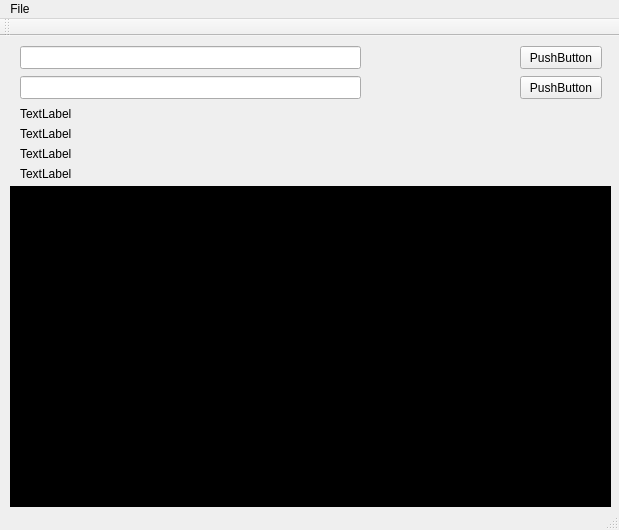
fduraibi/miniSProg, file miniSProg/mainwindow.ui: the form before one commit.
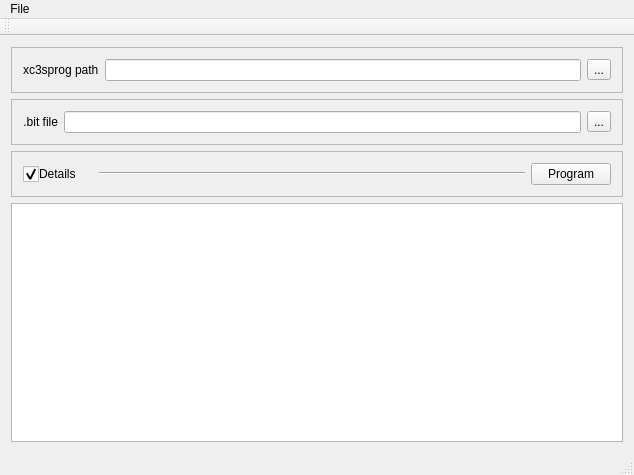
The form after the commit. Icons and pictures are not drawn.

```diff
--- a/miniSProg/mainwindow.ui
+++ b/miniSProg/mainwindow.ui
@@ -6,138 +6,190 @@
    <rect>
     <x>0</x>
     <y>0</y>
-    <width>619</width>
-    <height>530</height>
+    <width>634</width>
+    <height>475</height>
    </rect>
   </property>
+  <property name="sizePolicy">
+   <sizepolicy hsizetype="Maximum" vsizetype="Maximum">
+    <horstretch>0</horstretch>
+    <verstretch>0</verstretch>
+   </sizepolicy>
+  </property>
   <property name="windowTitle">
    <string>miniSProg</string>
   </property>
   <widget class="QWidget" name="centralWidget">
-   <widget class="QPushButton" name="pushButtonSet">
-    <property name="geometry">
-     <rect>
-      <x>520</x>
-      <y>40</y>
-      <width>82</width>
-      <height>23</height>
-     </rect>
-    </property>
-    <property name="text">
-     <string>PushButton</string>
-    </property>
-   </widget>
-   <widget class="QLineEdit" name="lineEdit">
-    <property name="geometry">
-     <rect>
-      <x>20</x>
-      <y>10</y>
-      <width>341</width>
-      <height>23</height>
-     </rect>
-    </property>
-   </widget>
-   <widget class="QLineEdit" name="lineEdit_2">
-    <property name="geometry">
-     <rect>
-      <x>20</x>
-      <y>40</y>
-      <width>341</width>
-      <height>23</height>
-     </rect>
-    </property>
-   </widget>
-   <widget class="QPushButton" name="pushButton_2">
-    <property name="geometry">
-     <rect>
-      <x>520</x>
-      <y>10</y>
-      <width>82</width>
-      <height>23</height>
-     </rect>
-    </property>
-    <property name="text">
-     <string>PushButton</string>
-    </property>
-   </widget>
-   <widget class="QLabel" name="label">
-    <property name="geometry">
-     <rect>
-      <x>20</x>
-      <y>70</y>
-      <width>331</width>
-      <height>16</height>
-     </rect>
-    </property>
-    <property name="text">
-     <string>TextLabel</string>
-    </property>
-   </widget>
-   <widget class="QLabel" name="label_2">
-    <property name="geometry">
-     <rect>
-      <x>20</x>
-      <y>90</y>
-      <width>341</width>
-      <height>16</height>
-     </rect>
-    </property>
-    <property name="text">
-     <string>TextLabel</string>
-    </property>
-   </widget>
-   <widget class="QLabel" name="label_3">
-    <property name="geometry">
-     <rect>
-      <x>20</x>
-      <y>110</y>
-      <width>341</width>
-      <height>16</height>
-     </rect>
-    </property>
-    <property name="text">
-     <string>TextLabel</string>
-    </property>
-   </widget>
-   <widget class="QLabel" name="label_4">
-    <property name="geometry">
-     <rect>
-      <x>20</x>
-      <y>130</y>
-      <width>361</width>
-      <height>16</height>
-     </rect>
-    </property>
-    <property name="text">
-     <string>TextLabel</string>
-    </property>
-   </widget>
-   <widget class="QTextEdit" name="textEdit">
-    <property name="geometry">
-     <rect>
-      <x>10</x>
-      <y>150</y>
-      <width>601</width>
-      <height>321</height>
-     </rect>
-    </property>
-    <property name="autoFillBackground">
-     <bool>false</bool>
-    </property>
-    <property name="styleSheet">
-     <string notr="true">background-color: rgb(0, 0, 0);</string>
-    </property>
-    <property name="readOnly">
-     <bool>true</bool>
-    </property>
-   </widget>
+   <layout class="QVBoxLayout" name="verticalLayout">
+    <item>
+     <widget class="QFrame" name="frame">
+      <property name="sizePolicy">
+       <sizepolicy hsizetype="Expanding" vsizetype="Fixed">
+        <horstretch>0</horstretch>
+        <verstretch>0</verstretch>
+       </sizepolicy>
+      </property>
+      <property name="frameShape">
+       <enum>QFrame::StyledPanel</enum>
+      </property>
+      <property name="frameShadow">
+       <enum>QFrame::Raised</enum>
+      </property>
+      <layout class="QHBoxLayout" name="_2">
+       <item>
+        <widget class="QLabel" name="label">
+         <property name="text">
+          <string>xc3sprog path</string>
+         </property>
+        </widget>
+       </item>
+       <item>
+        <widget class="QLineEdit" name="lineEdit_xc3sprog"/>
+       </item>
+       <item>
+        <widget class="QToolButton" name="toolBtnProg">
+         <property name="text">
+          <string>...</string>
+         </property>
+        </widget>
+       </item>
+      </layout>
+     </widget>
+    </item>
+    <item>
+     <widget class="QFrame" name="frame_1">
+      <property name="sizePolicy">
+       <sizepolicy hsizetype="Expanding" vsizetype="Fixed">
+        <horstretch>0</horstretch>
+        <verstretch>0</verstretch>
+       </sizepolicy>
+      </property>
+      <property name="frameShape">
+       <enum>QFrame::StyledPanel</enum>
+      </property>
+      <property name="frameShadow">
+       <enum>QFrame::Raised</enum>
+      </property>
+      <property name="lineWidth">
+       <number>1</number>
+      </property>
+      <layout class="QHBoxLayout" name="horizontalLayout">
+       <item>
+        <widget class="QLabel" name="label_2">
+         <property name="text">
+          <string>.bit file</string>
+         </property>
+         <property name="textFormat">
+          <enum>Qt::AutoText</enum>
+         </property>
+         <property name="alignment">
+          <set>Qt::AlignRight|Qt::AlignTrailing|Qt::AlignVCenter</set>
+         </property>
+        </widget>
+       </item>
+       <item>
+        <widget class="QLineEdit" name="lineEdit_bitfile"/>
+       </item>
+       <item>
+        <widget class="QToolButton" name="toolBtnBit">
+         <property name="text">
+          <string>...</string>
+         </property>
+        </widget>
+       </item>
+      </layout>
+     </widget>
+    </item>
+    <item>
+     <widget class="QFrame" name="frame_2">
+      <property name="sizePolicy">
+       <sizepolicy hsizetype="Expanding" vsizetype="Fixed">
+        <horstretch>0</horstretch>
+        <verstretch>0</verstretch>
+       </sizepolicy>
+      </property>
+      <property name="frameShape">
+       <enum>QFrame::StyledPanel</enum>
+      </property>
+      <property name="frameShadow">
+       <enum>QFrame::Raised</enum>
+      </property>
+      <layout class="QHBoxLayout" name="horizontalLayout_2">
+       <item>
+        <widget class="QCheckBox" name="checkBox_details">
+         <property name="maximumSize">
+          <size>
+           <width>70</width>
+           <height>16777215</height>
+          </size>
+         </property>
+         <property name="styleSheet">
+          <string notr="true">QCheckBox {
+     spacing: 0px;
+} 
+
+QCheckBox::indicator {
+     width: 16px;
+     height: 16px;
+}
+
+QCheckBox::indicator:unchecked {
+     image: url(:/images/arrow_right.png);
+}
+
+QCheckBox::indicator:checked {
+     image: url(:/images/arrow_down.png);
+}
+</string>
+         </property>
+         <property name="text">
+          <string>Details</string>
+         </property>
+         <property name="checked">
+          <bool>true</bool>
+         </property>
+        </widget>
+       </item>
+       <item>
+        <widget class="Line" name="line">
+         <property name="orientation">
+          <enum>Qt::Horizontal</enum>
+         </property>
+        </widget>
+       </item>
+       <item>
+        <widget class="QPushButton" name="pushButton_Program">
+         <property name="sizePolicy">
+          <sizepolicy hsizetype="Maximum" vsizetype="Fixed">
+           <horstretch>0</horstretch>
+           <verstretch>0</verstretch>
+          </sizepolicy>
+         </property>
+         <property name="maximumSize">
+          <size>
+           <width>16777215</width>
+           <height>16777215</height>
+          </size>
+         </property>
+         <property name="text">
+          <string>Program</string>
+         </property>
+        </widget>
+       </item>
+      </layout>
+     </widget>
+    </item>
+    <item>
+     <widget class="QTextEdit" name="textEdit"/>
+    </item>
+   </layout>
   </widget>
   <widget class="QMenuBar" name="menuBar">
    <property name="geometry">
     <rect>
      <x>0</x>
      <y>0</y>
-     <width>619</width>
+     <width>634</width>
      <height>20</height>
     </rect>
    </property>
```
Left out of the diff: 4 changed lines with no effect on the pictures.
